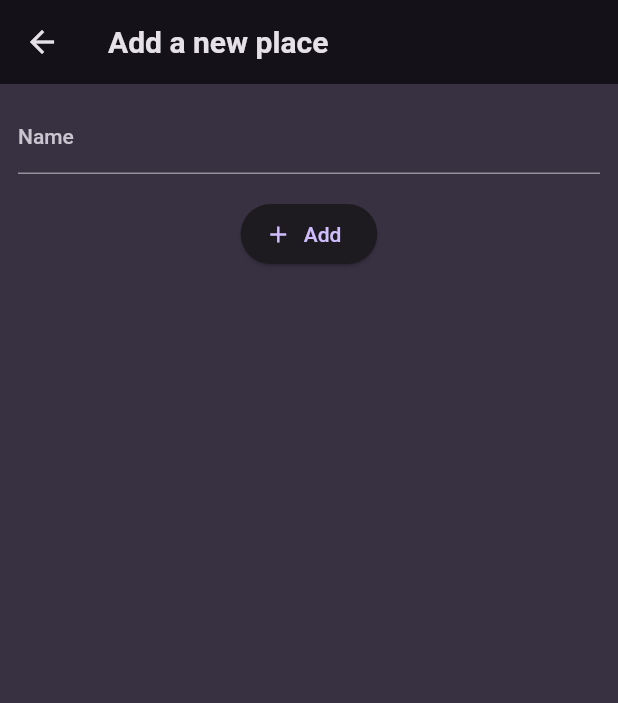
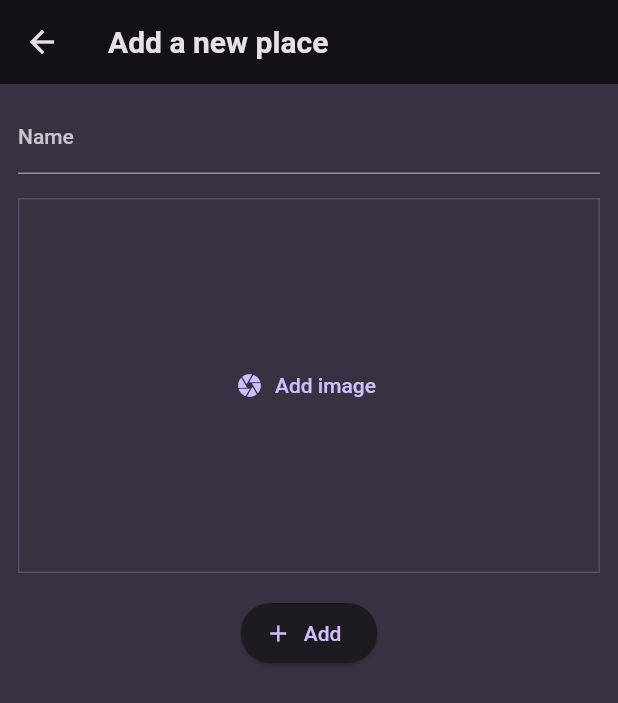
Before and after one commit to vinhgiang/favorite_places, a Flutter app: the screen it shows after launch, after a tap on the "add" icon, on a phone screen of 412 x 824 dp. Shown: the top 703 px of the screen. Run offline on Flutter 3.47's test engine with Material 2 defaults, Android fonts, the phone set to English and light mode, and no system bars; our stand-ins replace flutter_riverpod, google_fonts, image_picker.

Commit message:
use camera

```diff
--- a/lib/models/place.dart
+++ b/lib/models/place.dart
@@ -1,3 +1,5 @@
+import 'dart:io';
+
 import 'package:uuid/uuid.dart';
 
 const uuid = Uuid();
@@ -5,8 +7,10 @@ const uuid = Uuid();
 class Place {
   final String id;
   final String name;
+  final File image;
 
   Place({
     required this.name,
+    required this.image,
   }) : id = uuid.v4();
 }
--- a/lib/providers/user_places_notifier.dart
+++ b/lib/providers/user_places_notifier.dart
@@ -1,11 +1,13 @@
+import 'dart:io';
+
 import 'package:favorite_places/models/place.dart';
 import 'package:flutter_riverpod/flutter_riverpod.dart';
 
 class UserPlacesNotifier extends StateNotifier<List<Place>> {
   UserPlacesNotifier() : super(const []);
 
-  void addPlace(String name) {
-    final newPlace = Place(name: name);
+  void addPlace(String name, File img) {
+    final newPlace = Place(name: name, image: img);
     state = [newPlace, ...state];
   }
 }
--- a/lib/screens/add_place.dart
+++ b/lib/screens/add_place.dart
@@ -1,4 +1,7 @@
+import 'dart:io';
+
 import 'package:favorite_places/providers/user_places_notifier.dart';
+import 'package:favorite_places/widgets/image_input.dart';
 import 'package:flutter/material.dart';
 import 'package:flutter_riverpod/flutter_riverpod.dart';
 
@@ -13,15 +16,16 @@ class AddPlaceScreen extends ConsumerStatefulWidget {
 
 class _AddPlaceScreen extends ConsumerState<AddPlaceScreen> {
   final _nameController = TextEditingController();
+  File? _selectedImg;
 
   void _savePlace() {
     final name = _nameController.text;
 
-    if (name.isEmpty) {
+    if (name.isEmpty || _selectedImg == null) {
       return;
     }
 
-    ref.read(userPlacesProvider.notifier).addPlace(name);
+    ref.read(userPlacesProvider.notifier).addPlace(name, _selectedImg!);
 
     Navigator.of(context).pop();
   }
@@ -49,6 +53,10 @@ class _AddPlaceScreen extends ConsumerState<AddPlaceScreen> {
                   TextStyle(color: Theme.of(context).colorScheme.onBackground),
             ),
             const SizedBox(height: 16),
+            ImageInput(onPickImage: (img) {
+              _selectedImg = img;
+            }),
+            const SizedBox(height: 16),
             ElevatedButton.icon(
               onPressed: _savePlace,
               icon: const Icon(Icons.add),
--- a/lib/screens/place_list_screen.dart
+++ b/lib/screens/place_list_screen.dart
@@ -24,7 +24,10 @@ class PlaceListScreen extends ConsumerWidget {
           )
         ],
       ),
-      body: PlaceList(places: places),
+      body: Padding(
+        padding: const EdgeInsets.only(top: 10),
+        child: PlaceList(places: places),
+      ),
     );
   }
 }
--- /dev/null
+++ b/lib/widgets/image_input.dart
@@ -0,0 +1,70 @@
+import 'dart:io';
+
+import 'package:flutter/material.dart';
+import 'package:image_picker/image_picker.dart';
+
+class ImageInput extends StatefulWidget {
+  final void Function(File image) onPickImage;
+
+  const ImageInput({
+    super.key,
+    required this.onPickImage,
+  });
+
+  @override
+  State<ImageInput> createState() {
+    return _ImageInputState();
+  }
+}
+
+class _ImageInputState extends State<ImageInput> {
+  File? _selectedImage;
+
+  void _takePicture() async {
+    final imagePicker = ImagePicker();
+    final pickedImg =
+        await imagePicker.pickImage(source: ImageSource.camera, maxWidth: 600);
+
+    if (pickedImg == null) {
+      return;
+    }
+
+    setState(() {
+      _selectedImage = File(pickedImg.path);
+      widget.onPickImage(_selectedImage!);
+    });
+  }
+
+  @override
+  Widget build(BuildContext context) {
+    Widget imageInput = TextButton.icon(
+      onPressed: _takePicture,
+      icon: const Icon(Icons.camera),
+      label: const Text('Add image'),
+    );
+
+    if (_selectedImage != null) {
+      imageInput = GestureDetector(
+        onTap: _takePicture,
+        child: Image.file(
+          _selectedImage!,
+          fit: BoxFit.cover,
+          width: double.infinity,
+          height: double.infinity,
+        ),
+      );
+    }
+
+    return Container(
+      decoration: BoxDecoration(
+        border: Border.all(
+          width: 1,
+          color: Theme.of(context).colorScheme.primary.withOpacity(0.2),
+        ),
+      ),
+      height: 250,
+      width: double.infinity,
+      child: imageInput,
+    );
+  }
+}
--- a/pubspec.yaml
+++ b/pubspec.yaml
@@ -38,6 +38,7 @@ dependencies:
   google_fonts: ^6.1.0
   uuid: ^4.2.2
   flutter_riverpod: ^2.4.10
+  image_picker: ^1.0.7
 
 dev_dependencies:
   flutter_test:
```
Also changed, not shown: lib/screens/place_detail.dart (+30 -0 lines), lib/widgets/place_list.dart (+12 -0 lines), pubspec.lock, 7 other files.
